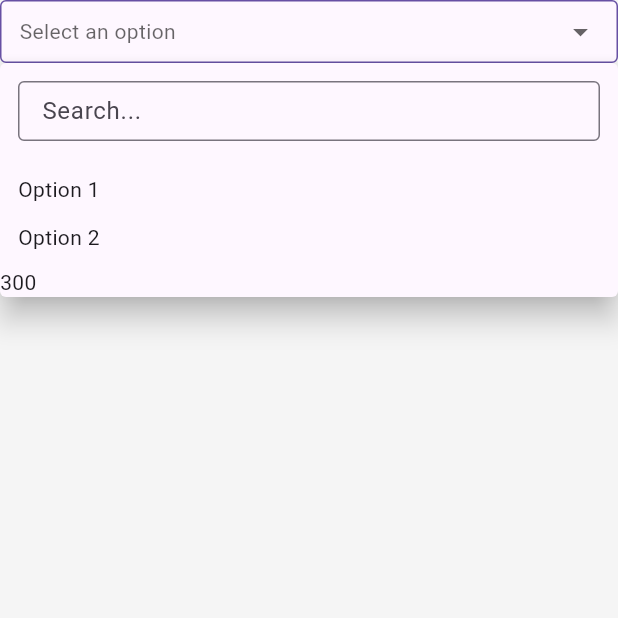
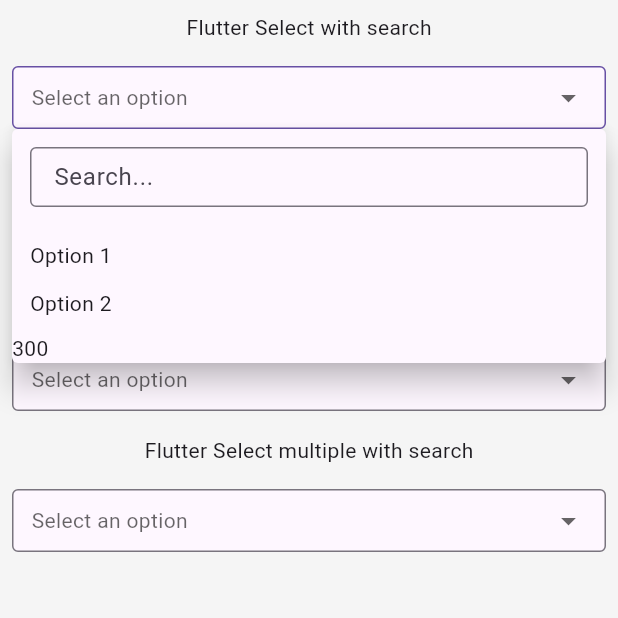
Before and after one commit to ElNgatia/select_with_search, a Flutter app: the screen it shows after launch, after a tap on "Select an option", on a phone screen of 412 x 824 dp, the top half of it. Run offline on Flutter 3.47's test engine with Material 3 defaults, Android fonts, the phone set to English and light mode, and no system bars.

Commit message:
Refactor FlutterSelect widget layout and improve state management

```diff
--- a/lib/flutter_select.dart
+++ b/lib/flutter_select.dart
@@ -549,6 +549,7 @@
 
   Widget _buildOptionsList() {
     final effectiveOptionsPadding = widget.optionsPadding ?? const EdgeInsets.all(4);
+    final state = this;
 
     if (widget.options != null) {
       return StatefulBuilder(
@@ -563,7 +564,7 @@
                   widget.options!.map((option) {
                     // Wrap each option with a FlutterOptionProvider
                     if (option is FlutterOption<T>) {
-                      return FlutterOptionProvider<T>(state: this, child: option);
+                      return FlutterOptionProvider<T>(state: state, child: option);
                     }
                     return option;
                   }).toList(),
--- a/lib/main.dart
+++ b/lib/main.dart
@@ -14,8 +14,12 @@
       title: 'Flutter Select',
       theme: ThemeData(primarySwatch: Colors.blue, scaffoldBackgroundColor: Colors.grey[100]),
       home: Scaffold(
-        body: Column(
+        body: Padding(
+          padding: const EdgeInsets.all(8.0),
+          child: Column(
+            spacing: 16,
             children: [
+              Text('Flutter Select with search', style: Theme.of(context).textTheme.bodyMedium),
               FlutterSelect<String>.withSearch(
                 onSearchChanged: (value) {
                   print('Search: $value');
@@ -31,7 +35,51 @@
                 },
                 footer: Text('300'),
               ),
+              Text('Flutter Select', style: Theme.of(context).textTheme.bodyMedium),
+              FlutterSelect<String>(
+                placeholder: Text('Select an option'),
+                selectedOptionBuilder: (context, value) => Text(value),
+                options: [
+                  FlutterOption(value: 'option1', child: Text('Option 1')),
+                  FlutterOption(value: 'option2', child: Text('Option 2')),
                 ],
+                onChanged: (value) {
+                  print('Selected: $value');
+                },
+                footer: Text('300'),
+              ),
+              Text('Flutter Select multiple', style: Theme.of(context).textTheme.bodyMedium),
+              FlutterSelect<String>.multiple(
+                placeholder: Text('Select an option'),
+                selectedOptionsBuilder: (context, value) => Text(value.join(', ')),
+                options: [
+                  FlutterOption(value: 'option1', child: Text('Option 1')),
+                  FlutterOption(value: 'option2', child: Text('Option 2')),
+                ],
+                onChanged: (value) {
+                  print('Selected: $value');
+                },
+                footer: Text('300'),
+              ),
+              Text(
+                'Flutter Select multiple with search',
+                style: Theme.of(context).textTheme.bodyMedium,
+              ),
+              FlutterSelect<String>.multipleWithSearch(
+                onSearchChanged: (value) => print('Search: $value'),
+                placeholder: Text('Select an option'),
+                selectedOptionsBuilder: (context, value) => Text(value.join(', ')),
+                options: [
+                  FlutterOption(value: 'option1', child: Text('Option 1')),
+                  FlutterOption(value: 'option2', child: Text('Option 2')),
+                ],
+                onChanged: (value) {
+                  print('Selected: $value');
+                },
+                footer: Text('300'),
+              ),
+            ],
+          ),
         ),
       ),
     );
```
Lines whose indentation alone changed are shown as unchanged.
